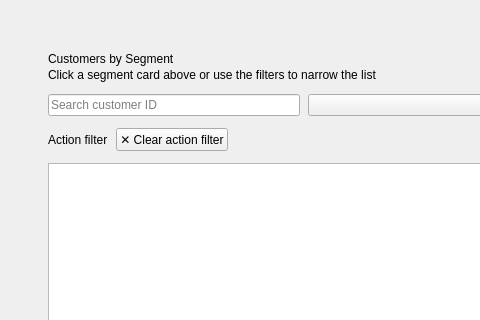
Old version of the form ui_app/ui/pages/SegmentationPage.ui in the repository Trinh186/Machine-Learning; both pictures show x 0 to 480 and y 0 to 320 of the 1118 by 744 pixel window.
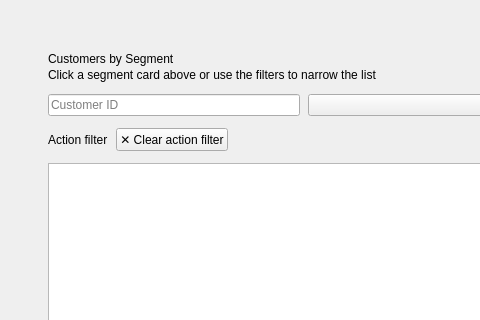
New version of the form.

```diff
--- a/ui_app/ui/pages/SegmentationPage.ui
+++ b/ui_app/ui/pages/SegmentationPage.ui
@@ -185,7 +185,7 @@
            <bool>true</bool>
           </property>
           <property name="placeholderText">
-           <string>Search customer ID</string>
+           <string>Customer ID</string>
           </property>
          </widget>
         </item>
```
